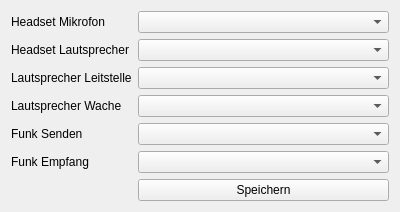
Before: the Qt Designer form AudioSelector/mainwindow.ui in robinolejnik/jf-leitstelle, drawn with Qt 5.
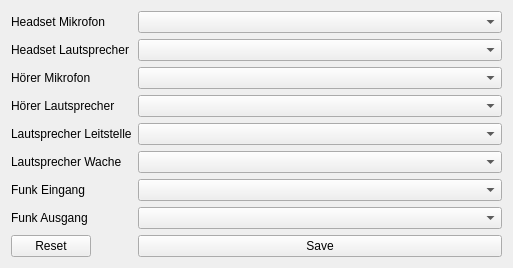
After: the same form once the commit is applied.

Commit message: Added GUI fields to AudioSelector

What changed in the file:
```diff
--- a/AudioSelector/mainwindow.ui
+++ b/AudioSelector/mainwindow.ui
@@ -6,12 +6,12 @@
    <rect>
     <x>0</x>
     <y>0</y>
-    <width>400</width>
-    <height>197</height>
+    <width>513</width>
+    <height>249</height>
    </rect>
   </property>
   <property name="sizePolicy">
-   <sizepolicy hsizetype="Fixed" vsizetype="Fixed">
+   <sizepolicy hsizetype="Preferred" vsizetype="Fixed">
     <horstretch>0</horstretch>
     <verstretch>0</verstretch>
    </sizepolicy>
@@ -44,47 +44,74 @@
     <item row="2" column="0">
      <widget class="QLabel" name="label_3">
       <property name="text">
-       <string>Lautsprecher Leitstelle</string>
+       <string>Hörer Mikrofon</string>
       </property>
      </widget>
     </item>
     <item row="2" column="1">
-     <widget class="QComboBox" name="comboBox_Lautsprecher_Leitstelle"/>
+     <widget class="QComboBox" name="comboBox_Hoerer_Mikrofon"/>
     </item>
     <item row="3" column="0">
      <widget class="QLabel" name="label_4">
       <property name="text">
-       <string>Lautsprecher Wache</string>
+       <string>Hörer Lautsprecher</string>
       </property>
      </widget>
     </item>
     <item row="3" column="1">
-     <widget class="QComboBox" name="comboBox_Lautsprecher_Wache"/>
+     <widget class="QComboBox" name="comboBox_Hoerer_Lautsprecher"/>
     </item>
     <item row="4" column="0">
      <widget class="QLabel" name="label_5">
       <property name="text">
-       <string>Funk Senden</string>
+       <string>Lautsprecher Leitstelle</string>
       </property>
      </widget>
     </item>
     <item row="4" column="1">
-     <widget class="QComboBox" name="comboBox_Funk_Senden"/>
+     <widget class="QComboBox" name="comboBox_Lautsprecher_Leitstelle"/>
     </item>
     <item row="5" column="0">
      <widget class="QLabel" name="label_6">
       <property name="text">
-       <string>Funk Empfang</string>
+       <string>Lautsprecher Wache</string>
       </property>
      </widget>
     </item>
     <item row="5" column="1">
-     <widget class="QComboBox" name="comboBox_Funk_Empfangen"/>
+     <widget class="QComboBox" name="comboBox_Lautsprecher_Wache"/>
+    </item>
+    <item row="6" column="0">
+     <widget class="QLabel" name="label_Funk_Eingang">
+      <property name="text">
+       <string>Funk Eingang</string>
+      </property>
+     </widget>
     </item>
     <item row="6" column="1">
-     <widget class="QPushButton" name="pushButton">
+     <widget class="QComboBox" name="comboBox_Funk_Eingang"/>
+    </item>
+    <item row="7" column="0">
+     <widget class="QLabel" name="label_Funk_Ausgang">
       <property name="text">
-       <string>Speichern</string>
+       <string>Funk Ausgang</string>
+      </property>
+     </widget>
+    </item>
+    <item row="7" column="1">
+     <widget class="QComboBox" name="comboBox_Funk_Ausgang"/>
+    </item>
+    <item row="8" column="0">
+     <widget class="QPushButton" name="pushButton_reset">
+      <property name="text">
+       <string>Reset</string>
+      </property>
+     </widget>
+    </item>
+    <item row="8" column="1">
+     <widget class="QPushButton" name="pushButton_save">
+      <property name="text">
+       <string>Save</string>
       </property>
      </widget>
     </item>
```
Left out of the diff: 12 changed lines with no effect on the pictures. The commit also changes 3 other files.
